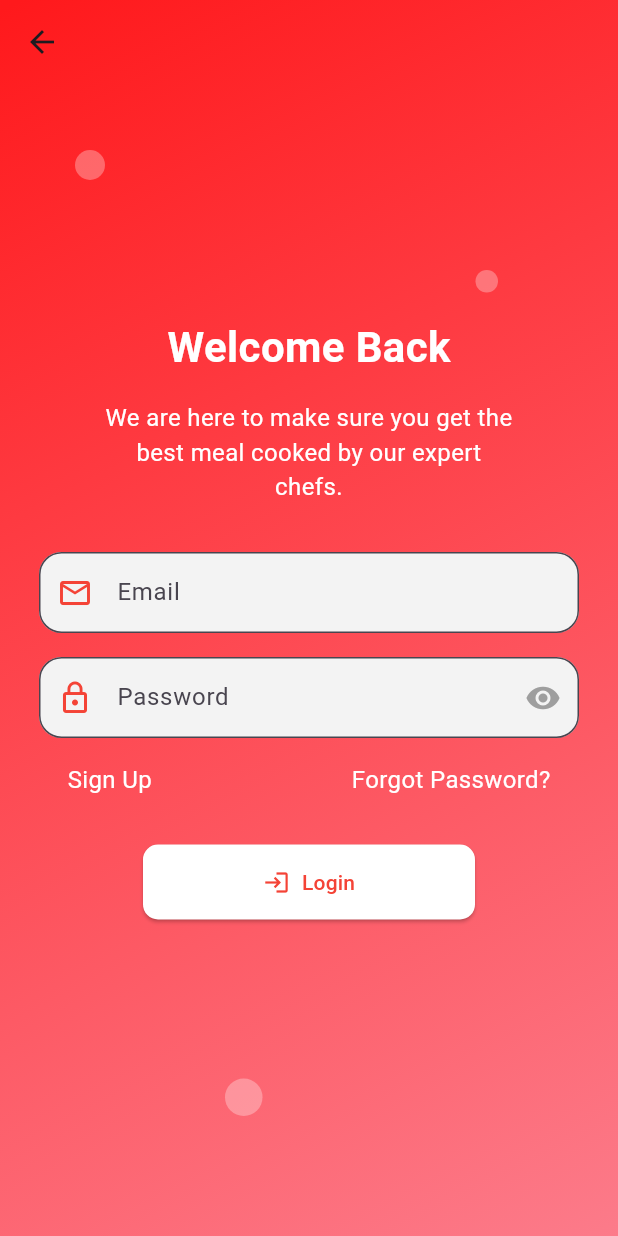
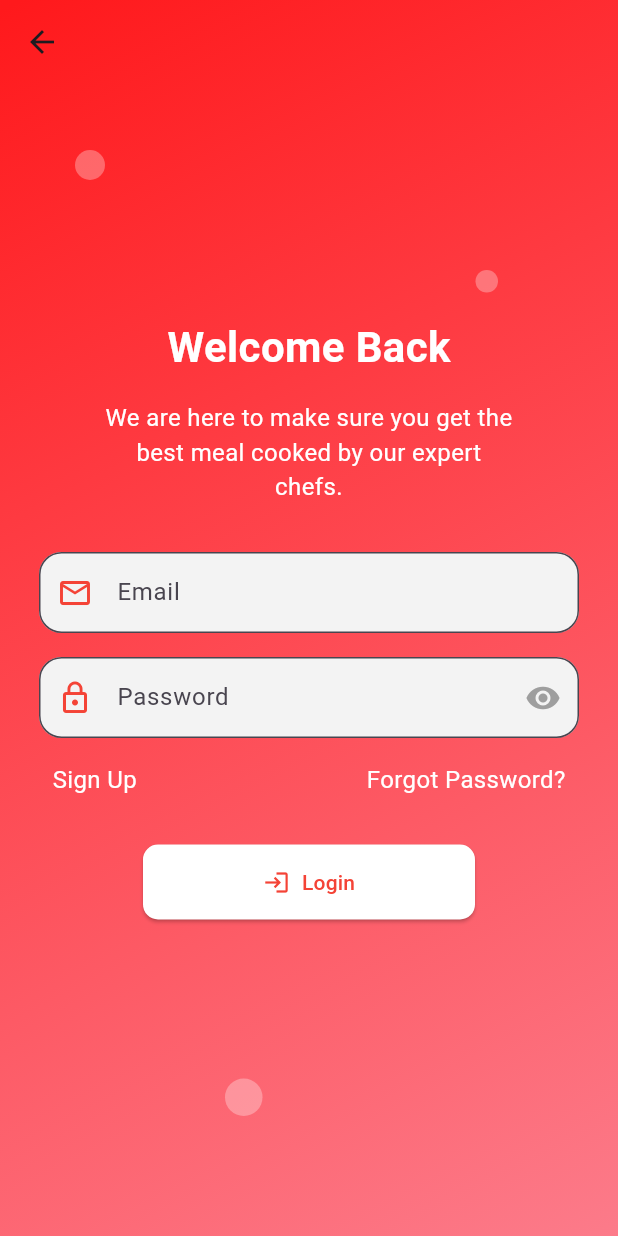
Before and after one commit to longmaker2/mobile-app_group12, a Flutter app: the LoginPage screen opened by its route, on a phone screen of 412 x 824 dp. Run offline on Flutter 3.47's test engine with Material 3 defaults, Android fonts, the phone set to English and light mode, and no system bars.

Commit message:
updated the login page

```diff
--- a/flavour_fiesta/lib/screens/auth_screens/login_screen.dart
+++ b/flavour_fiesta/lib/screens/auth_screens/login_screen.dart
@@ -124,7 +124,7 @@ class LoginPage extends StatelessWidget {
                 mainAxisAlignment: MainAxisAlignment.center,
                 children: [
                   Padding(
-                    padding: const EdgeInsets.symmetric(horizontal: 45),
+                    padding: const EdgeInsets.symmetric(horizontal: 35),
                     child: GestureDetector(
                       onTap: () {},
                       child: Text(
@@ -138,7 +138,7 @@ class LoginPage extends StatelessWidget {
                   ),
                   Spacer(),
                   Padding(
-                    padding: const EdgeInsets.symmetric(horizontal: 45),
+                    padding: const EdgeInsets.symmetric(horizontal: 35),
                     child: GestureDetector(
                       onTap: () {},
                       child: Text(
```
